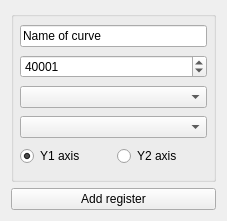
Before: the Qt Designer form src/dialogs/addregisterwidget.ui in ModbusScope/ModbusScope, drawn with Qt 5.
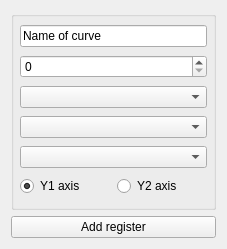
After: the same form once the commit is applied.

Commit message: Add other object types to add dialog

Patch:
```diff
--- a/src/dialogs/addregisterwidget.ui
+++ b/src/dialogs/addregisterwidget.ui
@@ -7,7 +7,7 @@
     <x>0</x>
     <y>0</y>
     <width>227</width>
-    <height>221</height>
+    <height>249</height>
    </rect>
   </property>
   <layout class="QVBoxLayout" name="verticalLayout">
@@ -29,30 +29,27 @@
       <property name="bottomMargin">
        <number>6</number>
       </property>
-      <item row="0" column="0" colspan="2">
-       <widget class="QLineEdit" name="lineName">
-        <property name="text">
-         <string>Name of curve</string>
-        </property>
-       </widget>
-      </item>
       <item row="1" column="0" colspan="2">
        <widget class="QSpinBox" name="spinAddress">
         <property name="maximum">
-         <number>105536</number>
+         <number>65535</number>
         </property>
         <property name="value">
-         <number>40001</number>
+         <number>0</number>
         </property>
        </widget>
       </item>
-      <item row="2" column="0" colspan="2">
-       <widget class="QComboBox" name="cmbType"/>
+      <item row="0" column="0" colspan="2">
+       <widget class="QLineEdit" name="lineName">
+        <property name="text">
+         <string>Name of curve</string>
+        </property>
+       </widget>
       </item>
       <item row="3" column="0" colspan="2">
-       <widget class="QComboBox" name="cmbConnection"/>
+       <widget class="QComboBox" name="cmbType"/>
       </item>
-      <item row="4" column="0">
+      <item row="5" column="0">
        <widget class="QRadioButton" name="radioPrimary">
         <property name="text">
          <string>Y1 axis</string>
@@ -62,13 +59,19 @@
         </property>
        </widget>
       </item>
-      <item row="4" column="1">
+      <item row="5" column="1">
        <widget class="QRadioButton" name="radioSecondary">
         <property name="text">
          <string>Y2 axis</string>
         </property>
        </widget>
       </item>
+      <item row="4" column="0" colspan="2">
+       <widget class="QComboBox" name="cmbConnection"/>
+      </item>
+      <item row="2" column="0" colspan="2">
+       <widget class="QComboBox" name="cmbObjectType"/>
+      </item>
      </layout>
     </widget>
    </item>
```
The commit also changes 1 other file.
